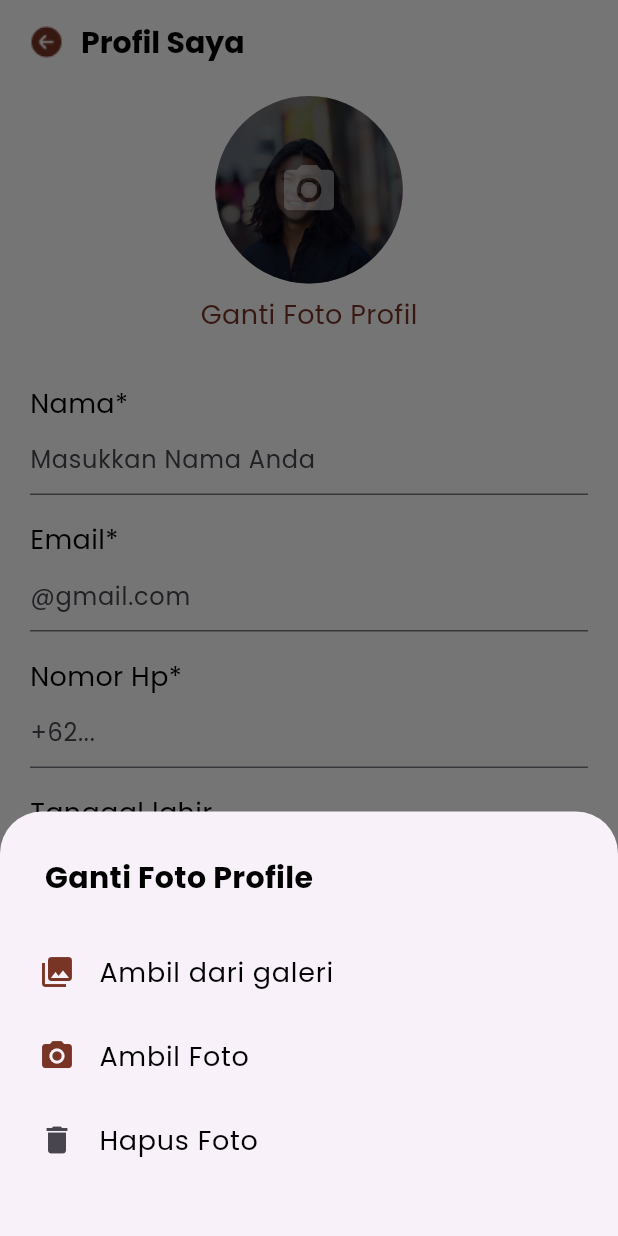
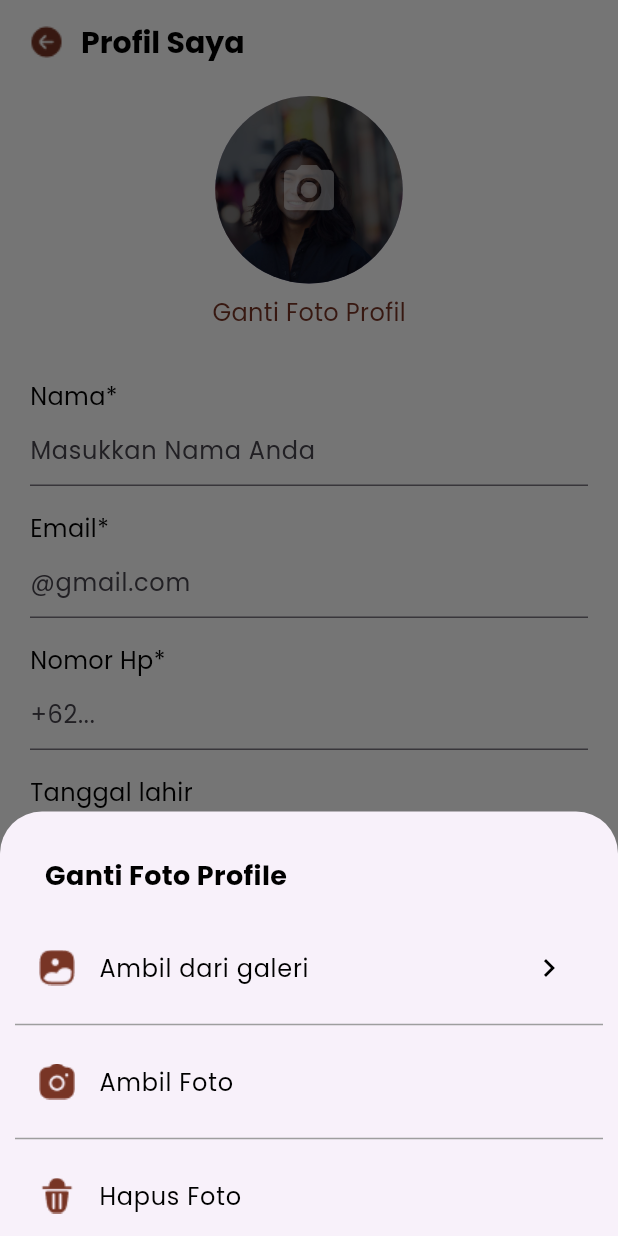
Before and after one commit to Capstone-Tim-13/restaurant-order-system-mobile, a Flutter app: the screen it shows after launch, after a tap on the "camera alt" icon, on a phone screen of 412 x 824 dp. Run offline on Flutter 3.47's test engine with Material 3 defaults, Android fonts, the phone set to English and light mode, and no system bars.

Commit message:
Profil Saya Page 2

```diff
--- a/lib/main.dart
+++ b/lib/main.dart
@@ -1,4 +1,4 @@
-import 'package:capstone_restaurant/pages/profil/profil_saya.dart';
+import 'package:capstone_restaurant/pages/profil/profil_saya2.dart';
 import 'package:flutter/material.dart';
 
 void main() {
--- a/lib/pages/profil/profil_saya.dart
+++ b/lib/pages/profil/profil_saya2.dart
@@ -89,7 +89,7 @@ class _ProfilSayaState extends State<ProfilSaya> {
             'Ganti Foto Profil',
             style: TextStyle(
               fontFamily: 'Poppins',
-              fontSize: 18,
+              fontSize: 16,
               color: Color(0xFF783525),
             ),
           ),
@@ -103,7 +103,7 @@ class _ProfilSayaState extends State<ProfilSaya> {
                   'Nama*',
                   style: TextStyle(
                     fontFamily: 'Poppins',
-                    fontSize: 18,
+                    fontSize: 16,
                     color: Colors.black,
                   ),
                 ),
@@ -128,7 +128,7 @@ class _ProfilSayaState extends State<ProfilSaya> {
                   'Email*',
                   style: TextStyle(
                     fontFamily: 'Poppins',
-                    fontSize: 18,
+                    fontSize: 16,
                     color: Colors.black,
                   ),
                 ),
@@ -153,7 +153,7 @@ class _ProfilSayaState extends State<ProfilSaya> {
                   'Nomor Hp*',
                   style: TextStyle(
                     fontFamily: 'Poppins',
-                    fontSize: 18,
+                    fontSize: 16,
                     color: Colors.black,
                   ),
                 ),
@@ -178,7 +178,7 @@ class _ProfilSayaState extends State<ProfilSaya> {
                   'Tanggal lahir',
                   style: TextStyle(
                     fontFamily: 'Poppins',
-                    fontSize: 18,
+                    fontSize: 16,
                     color: Colors.black,
                   ),
                 ),
@@ -201,7 +201,7 @@ class _ProfilSayaState extends State<ProfilSaya> {
               ],
             ),
           ),
-          SizedBox(height: 100),
+          SizedBox(height: 70),
           Align(
             alignment: Alignment.bottomCenter,
             child: ElevatedButton(
@@ -216,7 +216,7 @@ class _ProfilSayaState extends State<ProfilSaya> {
               child: Text(
                 'Simpan',
                 style: TextStyle(
-                  fontSize: 14,
+                  fontSize: 16,
                   fontFamily: 'Poppins',
                 ),
               ),
@@ -242,59 +242,86 @@ class _ProfilSayaState extends State<ProfilSaya> {
                   'Ganti Foto Profile',
                   style: TextStyle(
                     fontFamily: 'Poppins',
-                    fontSize: 20,
+                    fontSize: 18,
                     color: Colors.black,
-                    fontWeight: FontWeight.bold
+                    fontWeight: FontWeight.bold,
                   ),
                   textAlign: TextAlign.center,
                 ),
               ),
               ListTile(
-                  leading: Icon(
-                    Icons.photo_library,
-                    color: Color(0xFF783525),
+                leading: Image.asset(
+                  'assets/images/Image 2.png',
+                  width: 24,
+                  height: 24,
                 ),
-                  title: Text('Ambil dari galeri',
+                title: Row(
+                  children: [
+                    Expanded(
+                      child: Text(
+                        'Ambil dari galeri',
                         style: TextStyle(
                           fontFamily: 'Poppins',
-                    fontSize: 18,
+                          fontSize: 16,
+                          color: Colors.black,
+                        ),
+                      ),
+                    ),
+                    Icon(
+                       Icons.chevron_right,
+                      color: Colors.black,
+                    ),
+                  ],
+                ),
+                onTap: () {
+                  Navigator.pop(context);
+                  // logika untuk memilih gambar dari galeri
+                },
+              ),
+              Divider(
+                height: 20,
+                color: Colors.grey,
+              ),
+              ListTile(
+                leading: Image.asset(
+                  'assets/images/Camera 1.png',
+                  width: 24,
+                  height: 24,
+                ),
+                title: Text(
+                  'Ambil Foto',
+                  style: TextStyle(
+                    fontFamily: 'Poppins',
+                    fontSize: 16,
                     color: Colors.black,
                   ),
                 ),
                 onTap: () {
                   Navigator.pop(context);
-                    //logika untuk memilih gambar dari galeri
+                  // logika untuk mengambil foto
                 },
               ),
+              Divider(
+                height: 20,
+                color: Colors.grey,
+              ),
               ListTile(
-                  leading: Icon(
-                  Icons.camera_alt,
-                  color: Color(0xFF783525),
+                leading: Image.asset(
+                  'assets/images/Delete 2.png',
+                  width: 24,
+                  height: 24,
                 ),
-                  title: Text('Ambil Foto',
+                title: Text(
+                  'Hapus Foto',
                   style: TextStyle(
                     fontFamily: 'Poppins',
-                    fontSize: 18,
+                    fontSize: 16,
                     color: Colors.black,
                   ),
                 ),
                 onTap: () {
                   Navigator.pop(context);
-                    //logika untuk mengambil foto
-                  },
-                ),
-                ListTile(
-                  leading: Icon(Icons.delete),
-                  title: Text('Hapus Foto',
-                  style: TextStyle(
-                    fontFamily: 'Poppins',
-                    fontSize: 18,
-                    color: Colors.black,
-                  ),
-                  ),
-                  onTap: () {
-                    Navigator.pop(context);
-                    //logika untuk menghapus foto
+                  // logika untuk menghapus foto
                 },
               ),
             ],
```
Also changed, not shown: 1 other file. Lines whose indentation alone changed are shown as unchanged.
